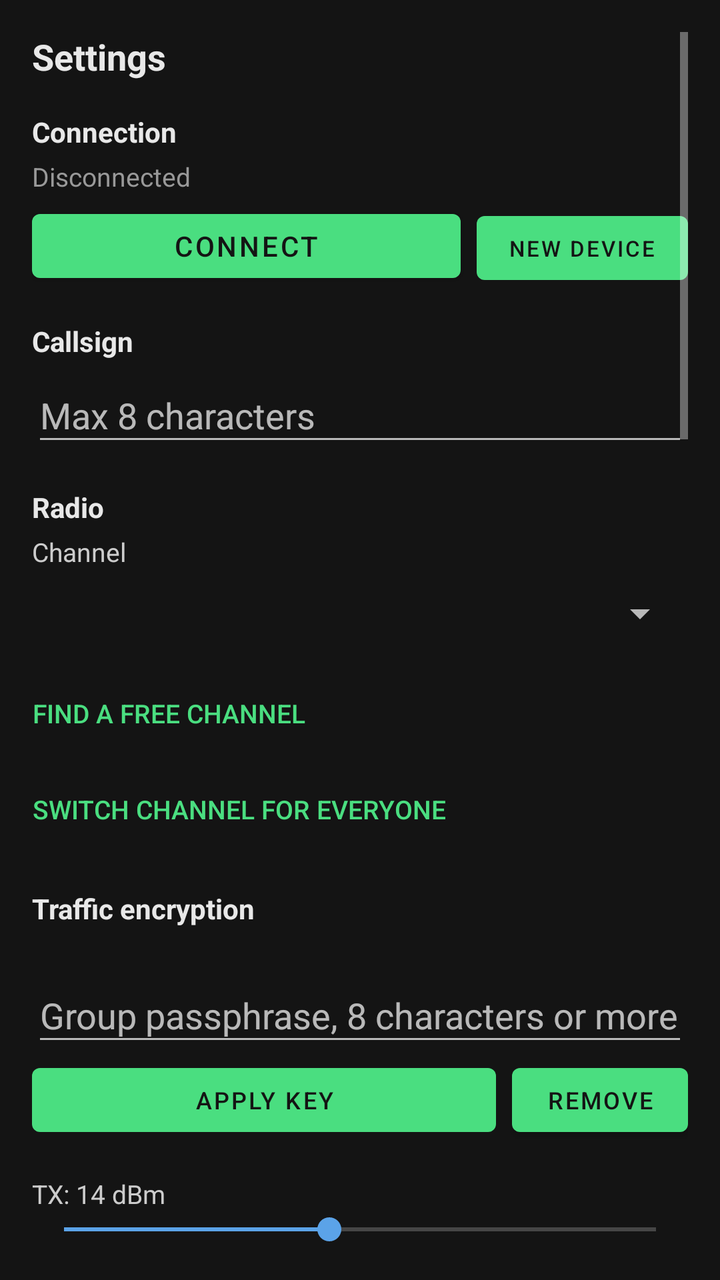
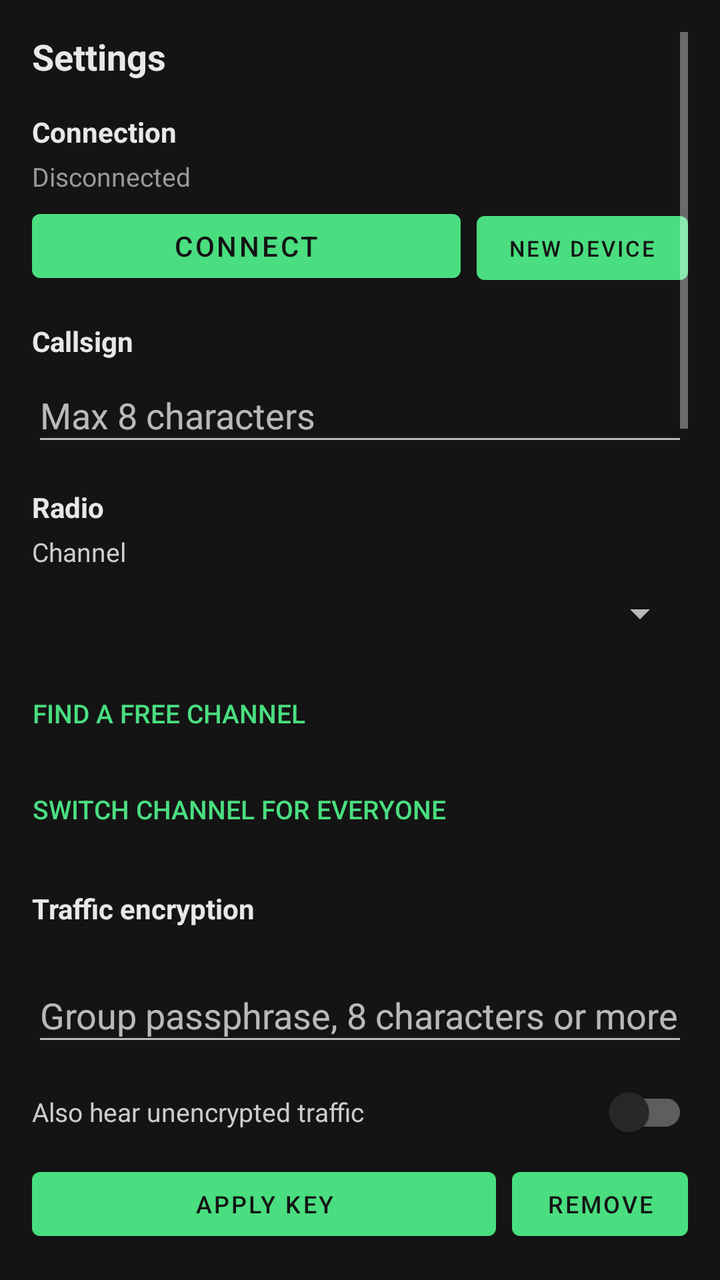

The first picture is an Android layout as it rendered before a commit; the second is the same layout after the commit. The layout source and the unified diff follow.
<!-- AndroidManifest.xml: application theme Theme.MeshTRX -->
<!-- res/layout/fragment_settings.xml -->
<?xml version="1.0" encoding="utf-8"?>
<ScrollView xmlns:android="http://schemas.android.com/apk/res/android"
    android:layout_width="match_parent"
    android:layout_height="match_parent"
    android:padding="16dp"
    android:background="#141414">

    <LinearLayout
        android:layout_width="match_parent"
        android:layout_height="wrap_content"
        android:orientation="vertical">

        <TextView android:layout_width="wrap_content" android:layout_height="wrap_content"
            android:text="@string/settings_title" android:textSize="18sp" android:textStyle="bold"
            android:textColor="#e8e8e8" android:layout_marginBottom="16dp" />

        
        <TextView android:layout_width="wrap_content" android:layout_height="wrap_content"
            android:text="@string/connection" android:textSize="14sp" android:textStyle="bold"
            android:textColor="#e8e8e8" android:layout_marginBottom="4dp" />

        <TextView android:id="@+id/tvConnStatus"
            android:layout_width="match_parent" android:layout_height="wrap_content"
            android:text="@string/disconnected" android:textSize="13sp" android:textColor="#999"
            android:layout_marginBottom="4dp" />

        <LinearLayout
            android:layout_width="match_parent" android:layout_height="wrap_content"
            android:orientation="horizontal" android:layout_marginBottom="16dp">
            <Button android:id="@+id/btnConnect"
                android:layout_width="0dp" android:layout_height="44dp" android:layout_weight="1"
                android:text="@string/connect" />
            <Button android:id="@+id/btnForgetDevice"
                android:layout_width="wrap_content" android:layout_height="44dp"
                android:text="@string/new_device" android:textSize="11sp"
                android:layout_marginStart="8dp" />
        </LinearLayout>

        
        <TextView android:layout_width="wrap_content" android:layout_height="wrap_content"
            android:text="@string/callsign" android:textSize="14sp" android:textStyle="bold"
            android:textColor="#e8e8e8" android:layout_marginBottom="4dp" />
        <EditText android:id="@+id/etCallSign"
            android:layout_width="match_parent" android:layout_height="44dp"
            android:hint="@string/callsign_hint" android:maxLength="8"
            android:inputType="text" android:singleLine="true"
            android:layout_marginBottom="16dp" />

        
        <TextView android:layout_width="wrap_content" android:layout_height="wrap_content"
            android:text="@string/radio" android:textSize="14sp" android:textStyle="bold"
            android:textColor="#e8e8e8" android:layout_marginBottom="4dp" />

        
        <TextView android:layout_width="wrap_content" android:layout_height="wrap_content"
            android:text="@string/channel_label" android:textSize="13sp" android:textColor="#cccccc" />
        <Spinner android:id="@+id/spinnerChannel"
            android:layout_width="match_parent" android:layout_height="44dp"
            android:layout_marginBottom="4dp" />

        
        <Button android:id="@+id/btnScanChannels"
            style="?android:attr/borderlessButtonStyle"
            android:layout_width="wrap_content" android:layout_height="wrap_content"
            android:text="@string/scan_channels" android:textSize="13sp"
            android:textColor="#4ade80" android:paddingStart="0dp" />
        
        <Button android:id="@+id/btnChannelAll"
            style="?android:attr/borderlessButtonStyle"
            android:layout_width="wrap_content" android:layout_height="wrap_content"
            android:text="@string/channel_all" android:textSize="13sp"
            android:textColor="#4ade80" android:paddingStart="0dp" />
        <TextView android:id="@+id/tvScanResult"
            android:layout_width="match_parent" android:layout_height="wrap_content"
            android:textSize="12sp" android:textColor="#888888"
            android:layout_marginBottom="8dp" android:visibility="gone" />

        
        <TextView android:layout_width="wrap_content" android:layout_height="wrap_content"
            android:text="@string/encryption" android:textSize="14sp" android:textStyle="bold"
            android:textColor="#e8e8e8" android:layout_marginTop="16dp" />
        <TextView android:id="@+id/tvKeyState"
            android:layout_width="match_parent" android:layout_height="wrap_content"
            android:textSize="12sp" android:textColor="#888888"
            android:layout_marginBottom="4dp" />
        <EditText android:id="@+id/etPassphrase"
            android:layout_width="match_parent" android:layout_height="44dp"
            android:hint="@string/passphrase_hint" android:maxLength="64"
            android:inputType="text" android:singleLine="true" />
        <LinearLayout
            android:layout_width="match_parent" android:layout_height="wrap_content"
            android:orientation="horizontal" android:layout_marginBottom="16dp">
            <Button android:id="@+id/btnKeyApply"
                android:layout_width="0dp" android:layout_height="44dp" android:layout_weight="1"
                android:text="@string/key_apply" android:textSize="12sp" />
            <Button android:id="@+id/btnKeyClear"
                android:layout_width="wrap_content" android:layout_height="44dp"
                android:text="@string/key_clear" android:textSize="12sp"
                android:layout_marginStart="8dp" />
        </LinearLayout>

        <TextView android:id="@+id/tvTxPower"
            android:layout_width="wrap_content" android:layout_height="wrap_content"
            android:text="TX: 14 dBm" android:textSize="13sp" android:textColor="#cccccc" />
        <SeekBar android:id="@+id/seekTxPower"
            android:layout_width="match_parent" android:layout_height="wrap_content"
            android:min="1" android:max="30" android:progress="14" />

        <LinearLayout
            android:layout_width="match_parent" android:layout_height="wrap_content"
            android:orientation="horizontal" android:gravity="center_vertical"
            android:layout_marginTop="8dp" android:layout_marginBottom="16dp">
            <TextView android:layout_width="wrap_content" android:layout_height="wrap_content"
                android:text="@string/duty_cycle" android:textSize="13sp" android:textColor="#cccccc" />
            <com.google.android.material.switchmaterial.SwitchMaterial
                android:id="@+id/switchDutyCycle"
                android:layout_width="wrap_content" android:layout_height="wrap_content"
                android:layout_marginStart="8dp" />
        </LinearLayout>

        
        <TextView android:id="@+id/tvRxVolume"
            android:layout_width="wrap_content" android:layout_height="wrap_content"
            android:text="@string/rx_volume" android:textSize="13sp" android:textColor="#cccccc" />
        <SeekBar android:id="@+id/seekRxVolume"
            android:layout_width="match_parent" android:layout_height="wrap_content"
            android:max="300" android:progress="200"
            android:layout_marginBottom="8dp" />

        
        <TextView android:id="@+id/tvPttRms"
            android:layout_width="wrap_content" android:layout_height="wrap_content"
            android:text="@string/ptt_rms" android:textSize="13sp" android:textColor="#cccccc" />
        <SeekBar android:id="@+id/seekPttRms"
            android:layout_width="match_parent" android:layout_height="wrap_content"
            android:max="1000" android:progress="0"
            android:layout_marginBottom="8dp" />

        
        <LinearLayout
            android:layout_width="match_parent" android:layout_height="wrap_content"
            android:orientation="horizontal" android:gravity="center_vertical"
            android:layout_marginBottom="16dp">
            <TextView android:layout_width="0dp" android:layout_weight="1"
                android:layout_height="wrap_content"
                android:text="@string/roger_beep" android:textSize="13sp" android:textColor="#cccccc" />
            <com.google.android.material.switchmaterial.SwitchMaterial
                android:id="@+id/switchRogerBeep"
                android:layout_width="wrap_content" android:layout_height="wrap_content"
                android:layout_marginStart="8dp" android:checked="true" />
        </LinearLayout>

        
        <TextView android:layout_width="wrap_content" android:layout_height="wrap_content"
            android:text="VOX" android:textSize="14sp" android:textStyle="bold"
            android:textColor="#e8e8e8" android:layout_marginBottom="4dp" />
        <TextView android:id="@+id/tvVoxThreshold"
            android:layout_width="wrap_content" android:layout_height="wrap_content"
            android:text="VOX: 800" android:textSize="13sp" android:textColor="#cccccc" />
        <SeekBar android:id="@+id/seekVoxThreshold"
            android:layout_width="match_parent" android:layout_height="wrap_content"
            android:max="5000" android:progress="800" />
        <TextView android:id="@+id/tvVoxHangtime"
            android:layout_width="wrap_content" android:layout_height="wrap_content"
            android:text="800 ms" android:textSize="13sp" android:textColor="#cccccc" />
        <SeekBar android:id="@+id/seekVoxHangtime"
            android:layout_width="match_parent" android:layout_height="wrap_content"
            android:max="2000" android:progress="800"
            android:layout_marginBottom="16dp" />

        
        <TextView android:layout_width="wrap_content" android:layout_height="wrap_content"
            android:text="@string/beacon" android:textSize="14sp" android:textStyle="bold"
            android:textColor="#e8e8e8" android:layout_marginBottom="4dp" />
        <Spinner android:id="@+id/spinnerBeaconInterval"
            android:layout_width="match_parent" android:layout_height="44dp"
            android:layout_marginBottom="16dp" />

        
        <TextView android:layout_width="wrap_content" android:layout_height="wrap_content"
            android:text="@string/peer_list" android:textSize="14sp" android:textStyle="bold"
            android:textColor="#e8e8e8" android:layout_marginBottom="4dp" />
        <TextView android:id="@+id/tvPeerTimeout"
            android:layout_width="wrap_content" android:layout_height="wrap_content"
            android:text="@string/remove_after" android:textSize="13sp" android:textColor="#cccccc" />
        <Spinner android:id="@+id/spinnerPeerTimeout"
            android:layout_width="match_parent" android:layout_height="44dp"
            android:layout_marginBottom="16dp" />

        
        <TextView android:layout_width="wrap_content" android:layout_height="wrap_content"
            android:text="@string/file_history" android:textSize="14sp" android:textStyle="bold"
            android:textColor="#e8e8e8" android:layout_marginBottom="4dp" />
        <Spinner android:id="@+id/spinnerFileHistory"
            android:layout_width="match_parent" android:layout_height="44dp"
            android:layout_marginBottom="16dp" />

        
        <TextView android:layout_width="wrap_content" android:layout_height="wrap_content"
            android:text="@string/language" android:textSize="14sp" android:textStyle="bold"
            android:textColor="#e8e8e8" android:layout_marginBottom="4dp" />
        <Spinner android:id="@+id/spinnerLanguage"
            android:layout_width="match_parent" android:layout_height="44dp"
            android:layout_marginBottom="16dp" />

        
        <Button android:id="@+id/btnApplySettings"
            android:layout_width="match_parent" android:layout_height="48dp"
            android:text="@string/apply_save"
            android:layout_marginBottom="16dp" />

        
        <Button android:id="@+id/btnClearPeers"
            android:layout_width="match_parent" android:layout_height="44dp"
            android:text="@string/clear_peers"
            android:textColor="#ff6b6b"
            android:backgroundTint="#2a1a1a"
            android:layout_marginBottom="16dp" />

        
        <TextView android:layout_width="wrap_content" android:layout_height="wrap_content"
            android:text="@string/repeater_title" android:textSize="14sp" android:textStyle="bold"
            android:textColor="#e8e8e8" android:layout_marginBottom="4dp" />
        <TextView android:layout_width="match_parent" android:layout_height="wrap_content"
            android:text="@string/repeater_warning" android:textSize="11sp" android:textColor="#ff6b6b"
            android:layout_marginBottom="8dp" />
        <TextView android:layout_width="wrap_content" android:layout_height="wrap_content"
            android:text="@string/wifi_ssid" android:textSize="13sp" android:textColor="#cccccc" />
        <EditText android:id="@+id/etRepeaterSsid"
            android:layout_width="match_parent" android:layout_height="40dp"
            android:hint="MeshTRX-Repeater" android:textSize="13sp"
            android:inputType="text" android:singleLine="true"
            android:layout_marginBottom="4dp" />
        <TextView android:layout_width="wrap_content" android:layout_height="wrap_content"
            android:text="@string/wifi_password" android:textSize="13sp" android:textColor="#cccccc" />
        <EditText android:id="@+id/etRepeaterPass"
            android:layout_width="match_parent" android:layout_height="40dp"
            android:hint="meshtrx123" android:textSize="13sp"
            android:inputType="textPassword" android:singleLine="true"
            android:layout_marginBottom="4dp" />
        <TextView android:layout_width="wrap_content" android:layout_height="wrap_content"
            android:text="@string/static_ip" android:textSize="13sp" android:textColor="#cccccc" />
        <EditText android:id="@+id/etRepeaterIp"
            android:layout_width="match_parent" android:layout_height="40dp"
            android:hint="192.168.1.100" android:textSize="13sp"
            android:inputType="text" android:singleLine="true"
            android:layout_marginBottom="8dp" />
        <Button android:id="@+id/btnRepeaterOn"
            android:layout_width="match_parent" android:layout_height="44dp"
            android:text="@string/activate_repeater" android:textSize="13sp"
            android:textColor="#ff6b6b" android:backgroundTint="#3a1e1e"
            android:enabled="false"
            android:layout_marginBottom="8dp" />
        <Button android:id="@+id/btnRepeaterOff"
            android:layout_width="match_parent" android:layout_height="44dp"
            android:text="@string/deactivate_repeater" android:textSize="13sp"
            android:textColor="#4ade80" android:backgroundTint="#1e3a1e"
            android:enabled="false"
            android:layout_marginBottom="16dp" />

        
        
        
        <TextView android:id="@+id/tvUpdateApp"
            android:layout_width="match_parent" android:layout_height="wrap_content"
            android:textSize="12sp" android:textColor="#888888"
            android:layout_marginTop="12dp" />
        <TextView android:id="@+id/tvUpdateFw"
            android:layout_width="match_parent" android:layout_height="wrap_content"
            android:textSize="12sp" android:textColor="#888888"
            android:layout_marginTop="2dp" />
        <TextView android:id="@+id/tvUpdate"
            android:layout_width="match_parent" android:layout_height="wrap_content"
            android:textSize="12sp" android:textColor="#888888"
            android:layout_marginTop="2dp" android:visibility="gone" />
        <LinearLayout
            android:layout_width="match_parent" android:layout_height="wrap_content"
            android:orientation="horizontal" android:layout_marginBottom="8dp">
            <Button android:id="@+id/btnUpdateCheck"
                style="?android:attr/borderlessButtonStyle"
                android:layout_width="wrap_content" android:layout_height="wrap_content"
                android:text="@string/update_check" android:textSize="13sp"
                android:textColor="#4ade80" android:paddingStart="0dp" />
            <Button android:id="@+id/btnUpdateGet"
                style="?android:attr/borderlessButtonStyle"
                android:layout_width="wrap_content" android:layout_height="wrap_content"
                android:text="@string/update_get" android:textSize="13sp"
                android:textColor="#4ade80" android:visibility="gone"
                android:layout_marginStart="16dp" />
        </LinearLayout>

        <TextView android:id="@+id/tvDeviceInfo"
            android:layout_width="match_parent" android:layout_height="wrap_content"
            android:textSize="12sp" android:textColor="#999" android:fontFamily="monospace" />
    </LinearLayout>
</ScrollView>
<!-- resources referenced by this layout -->
<resources>
  <string name="activate_repeater">ACTIVATE REPEATER</string>
  <string name="apply_save">Apply and save</string>
  <string name="beacon">Beacon</string>
  <string name="callsign">Callsign</string>
  <string name="callsign_hint">Max 8 characters</string>
  <string name="channel_all">Switch channel for everyone</string>
  <string name="channel_label">Channel</string>
  <string name="clear_peers">Clear subscriber list</string>
  <string name="connect">Connect</string>
  <string name="connection">Connection</string>
  <string name="deactivate_repeater">Deactivate Repeater</string>
  <string name="disconnected">Disconnected</string>
  <string name="duty_cycle">Duty Cycle EU868</string>
  <string name="encryption">Traffic encryption</string>
  <string name="file_history">File history</string>
  <string name="key_apply">Apply key</string>
  <string name="key_clear">Remove</string>
  <string name="language">Language</string>
  <string name="new_device">New device</string>
  <string name="passphrase_hint">Group passphrase, 8 characters or more</string>
  <string name="peer_list">Peer list</string>
  <string name="ptt_rms">PTT RMS: %d (noise gate)</string>
  <string name="radio">Radio</string>
  <string name="remove_after">Remove after: 60 min</string>
  <string name="repeater_title">Repeater</string>
  <string name="repeater_warning">Device will restart in repeater mode. Connect to WiFi AP to monitor.</string>
  <string name="roger_beep">End-of-transmission tone</string>
  <string name="rx_volume">RX Volume: %d%%</string>
  <string name="scan_channels">Find a free channel</string>
  <string name="settings_title">Settings</string>
  <string name="static_ip">Static IP (optional)</string>
  <string name="update_check">Check for updates</string>
  <string name="update_get">Download</string>
  <string name="wifi_password">WiFi Password</string>
  <string name="wifi_ssid">WiFi SSID (optional)</string>
  <style name="Theme.MeshTRX" parent="Theme.MaterialComponents.NoActionBar">
          <item name="colorPrimary">#4ade80</item>
          <item name="colorPrimaryVariant">#2d5a2d</item>
          <item name="colorOnPrimary">#141414</item>
          <item name="colorSecondary">#5ba3e8</item>
          <item name="colorOnSecondary">#141414</item>
          <item name="android:windowBackground">#141414</item>
          <item name="android:statusBarColor">#141414</item>
          <item name="android:navigationBarColor">#111111</item>
          <item name="android:windowLightStatusBar">false</item>
      </style>
</resources>

<!-- the commit's change to res/layout/fragment_settings.xml (unified diff, before → after) -->
@@ -87,6 +87,19 @@
             android:layout_width="match_parent" android:layout_height="44dp"
             android:hint="@string/passphrase_hint" android:maxLength="64"
             android:inputType="text" android:singleLine="true" />
+        <LinearLayout
+            android:layout_width="match_parent" android:layout_height="wrap_content"
+            android:orientation="horizontal" android:gravity="center_vertical"
+            android:layout_marginTop="4dp">
+            <TextView android:layout_width="0dp" android:layout_weight="1"
+                android:layout_height="wrap_content"
+                android:text="@string/hear_plain" android:textSize="13sp"
+                android:textColor="#cccccc" />
+            <com.google.android.material.switchmaterial.SwitchMaterial
+                android:id="@+id/switchHearPlain"
+                android:layout_width="wrap_content" android:layout_height="wrap_content" />
+        </LinearLayout>
+
         <LinearLayout
             android:layout_width="match_parent" android:layout_height="wrap_content"
             android:orientation="horizontal" android:layout_marginBottom="16dp">
<!-- resource entries referenced after the edit -->
@@ -15,6 +15,7 @@
   <string name="duty_cycle">Duty Cycle EU868</string>
   <string name="encryption">Traffic encryption</string>
   <string name="file_history">File history</string>
+  <string name="hear_plain">Also hear unencrypted traffic</string>
   <string name="key_apply">Apply key</string>
   <string name="key_clear">Remove</string>
   <string name="language">Language</string>
